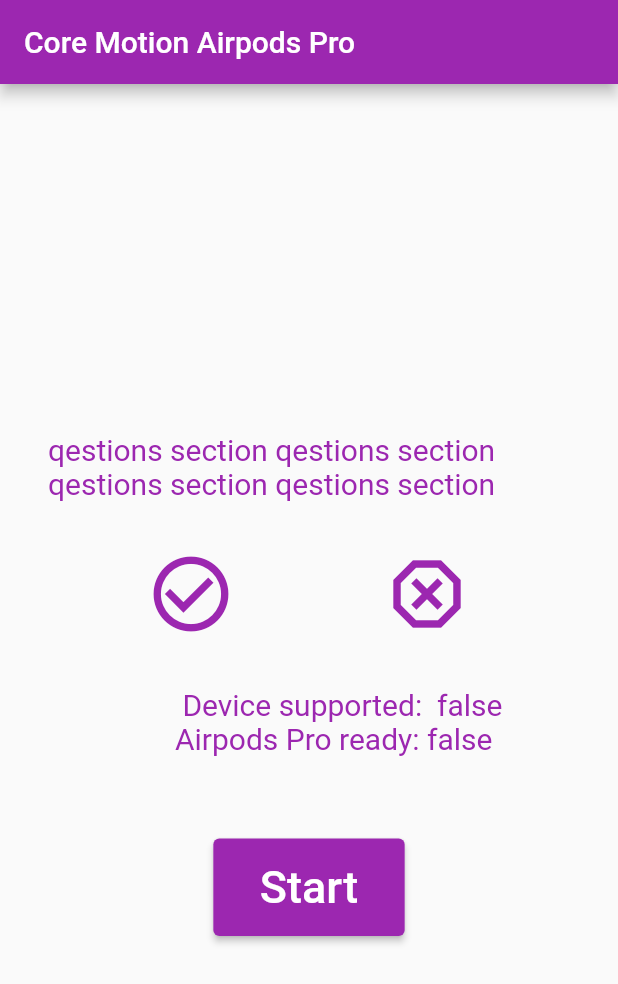
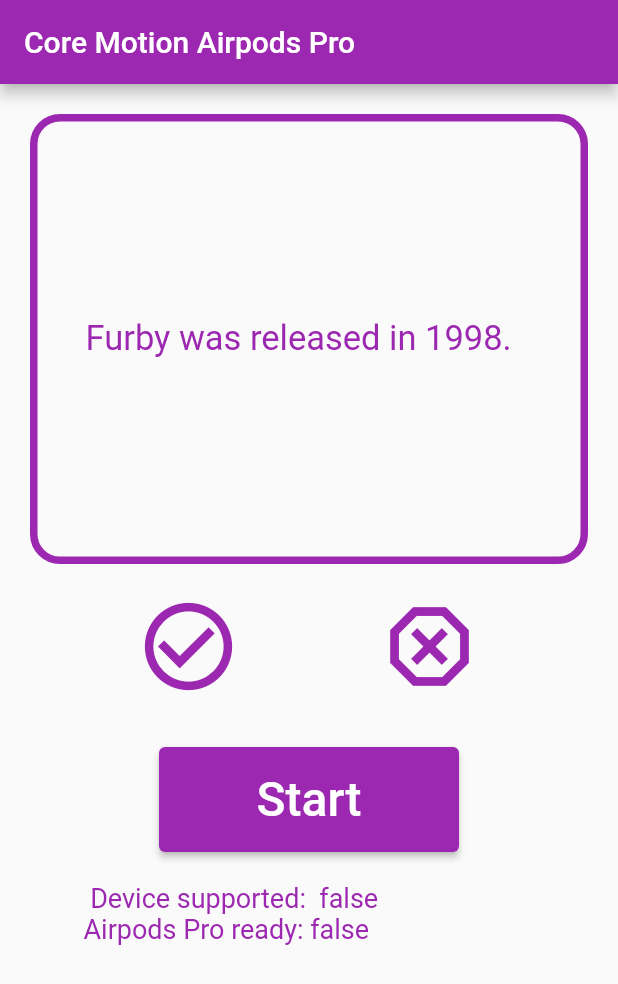
Before and after one commit to HuiGong-dev/flutter-headmotion-app, a Flutter app: the screen it shows after launch, on a phone screen of 412 x 824 dp. Shown: the top 984 px of the screen. Run offline on Flutter 3.47's test engine with Material 2 defaults, Android fonts, the phone set to English and light mode, and no system bars; our stand-ins replace html_unescape; missing offline and left inert: soundpool; network calls fail; statements that could not run were skipped.

Commit message:
adjust ui

```diff
--- a/lib/home_page.dart
+++ b/lib/home_page.dart
@@ -278,8 +278,9 @@
       _isAirpodsReady = true;
     }
 
-    Widget textSection = Padding(
-      padding: const EdgeInsets.all(32),
+    Widget textSection = Container(
+        margin: const EdgeInsets.all(20),
+        alignment: Alignment.bottomLeft,
         child: Text(
           '''
          Device supported:  $_isDeviceSupported
@@ -287,14 +288,15 @@
         ''',
           softWrap: true,
           style: const TextStyle(
-          fontSize: 20,
+            fontSize: 18,
             fontWeight: FontWeight.w400,
             color: Colors.purple,
           ),
-      ),
-    );
+        ));
 
-    Widget buttonSection = Row(
+    Widget buttonSection = Container(
+      margin: const EdgeInsets.only(bottom: 32),
+      child: Row(
         mainAxisAlignment: MainAxisAlignment.spaceEvenly,
         children: <Widget>[
           Icon(
@@ -302,53 +304,76 @@
                 ? Icons.check_circle
                 : Icons.check_circle_outline),
             color: Colors.purple,
-          size: 60,
+            size: 70,
           ),
           Icon(
-          (_userAnswer == "false" ? Icons.dangerous : Icons.dangerous_outlined),
+            (_userAnswer == "false"
+                ? Icons.dangerous
+                : Icons.dangerous_outlined),
             color: Colors.purple,
-          size: 60,
+            size: 70,
           ),
         ],
+      ),
     );
 
-    Widget questionSection = const Padding(
-      padding: EdgeInsets.all(32),
-      child: Text(
-        'qestions section qestions section qestions section qestions section',
+    Widget questionSection = Container(
+      margin: const EdgeInsets.all(20),
+      padding: const EdgeInsets.all(32),
+      height: 300,
+      decoration: BoxDecoration(
+        border: Border.all(
+          color: Theme.of(context).colorScheme.primary,
+          width: 5,
+        ),
+        borderRadius: BorderRadius.circular(20),
+      ),
+      alignment: Alignment.centerLeft,
+      child: const Text(
+        'Furby was released in 1998.',
         softWrap: true,
         style: TextStyle(
-          fontSize: 20,
+          fontSize: 23,
           fontWeight: FontWeight.w400,
           color: Colors.purple,
         ),
       ),
     );
+
+    Widget startButton = Container(
+      child: Align(
+          alignment: Alignment.center,
+          child: SizedBox(
+            width: 200,
+            height: 70,
+            child: ElevatedButton(
+                onPressed: () => _startGame(),
+                child: const Padding(
+                  padding: EdgeInsets.all(15),
+                  child: Text(
+                    "Start",
+                    style: TextStyle(
+                      fontSize: 32,
+                    ),
+                  ),
+                )),
+          )),
+    );
+
     return Scaffold(
       appBar: AppBar(
         // Here we take the value from the MyHomePage object that was created by
         // the App.build method, and use it to set our appbar title.
         title: Text(widget.title),
       ),
-      body: Align(
-          alignment: Alignment.centerLeft,
-          child: Column(
-            mainAxisAlignment: MainAxisAlignment.center,
+      body: ListView(
+        // alignment: Alignment.centerLeft,
         children: [
           questionSection,
           buttonSection,
+          startButton,
           textSection,
-              ElevatedButton(
-                  onPressed: () => _startGame(),
-                  child: const Padding(
-                    padding: EdgeInsets.all(15),
-                    child: Text(
-                      "Start",
-                      style: TextStyle(
-                        fontSize: 30,
-                      ),
-                    ),
-                  ))
+
           // if (_attitudeRollReading != 0 ||
           //     _attitudePitchReading != 0 ||
           //     _attitudeYawReading != 0)
@@ -381,7 +406,7 @@
           //       },
           //       child: const Text('Go to Answer Questions')),
         ],
-          )),
+      ),
     );
   }
 }
```
Lines whose indentation alone changed are shown as unchanged.
